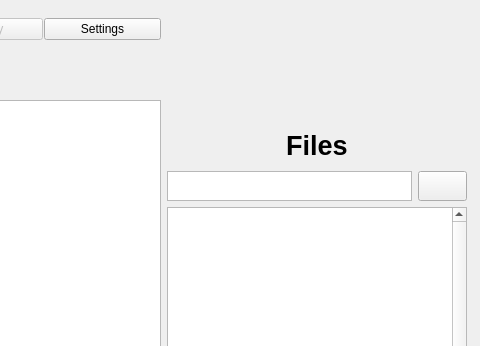
Qt form gui/definitions/ui/nucdetect.ui (SilMon/NucDetect) before a commit; both pictures show x 559 to 1039 and y 0 to 346 of the 1039 by 800 pixel window.
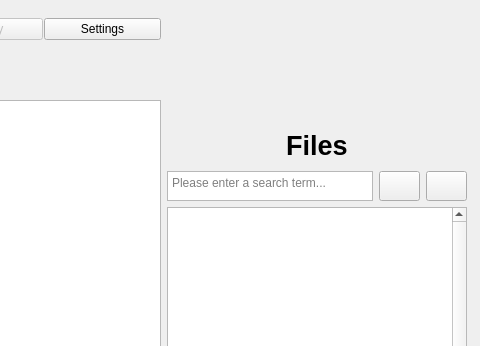
The same form after that commit. Icons and pictures are not drawn.

Patch:
```diff
--- a/gui/definitions/ui/nucdetect.ui
+++ b/gui/definitions/ui/nucdetect.ui
@@ -305,7 +305,7 @@
          </widget>
         </item>
         <item>
-         <layout class="QHBoxLayout" name="horizontalLayout_5" stretch="5,1">
+         <layout class="QHBoxLayout" name="horizontalLayout_5" stretch="5,1,1">
           <item>
            <widget class="QTextEdit" name="te_search">
             <property name="sizePolicy">
@@ -320,10 +320,26 @@
               <height>30</height>
              </size>
             </property>
+            <property name="placeholderText">
+             <string>Please enter a search term...</string>
+            </property>
            </widget>
           </item>
           <item>
-           <widget class="QPushButton" name="pushButton">
+           <widget class="QPushButton" name="btn_search">
+            <property name="minimumSize">
+             <size>
+              <width>30</width>
+              <height>30</height>
+             </size>
+            </property>
+            <property name="text">
+             <string/>
+            </property>
+           </widget>
+          </item>
+          <item>
+           <widget class="QPushButton" name="btn_clear_search">
             <property name="minimumSize">
              <size>
               <width>30</width>
```
